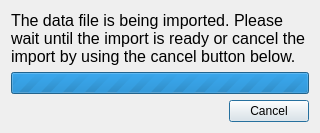
The window that qt/import_dialog.ui (rickstaa/CCDAT) describes before a commit, drawn with Qt 5.
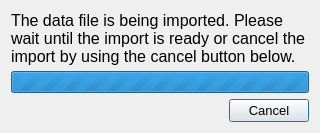
The same window after the commit.

The edit to the form file:
```diff
--- a/qt/import_dialog.ui
+++ b/qt/import_dialog.ui
@@ -50,6 +50,11 @@
    </item>
    <item row="4" column="0">
     <widget class="QDialogButtonBox" name="buttonBox">
+     <property name="font">
+      <font>
+       <pointsize>10</pointsize>
+      </font>
+     </property>
      <property name="orientation">
       <enum>Qt::Horizontal</enum>
      </property>
@@ -60,6 +65,11 @@
    </item>
    <item row="0" column="0">
     <widget class="QLabel" name="progress_header">
+     <property name="font">
+      <font>
+       <pointsize>10</pointsize>
+      </font>
+     </property>
      <property name="text">
       <string>&lt;html&gt;&lt;head/&gt;&lt;body&gt;&lt;p&gt;&lt;span style=&quot; font-size:12pt;&quot;&gt;The data file is being imported. Please wait until the import is ready or cancel the import by using the cancel button below.&lt;/span&gt;&lt;/p&gt;&lt;/body&gt;&lt;/html&gt;</string>
      </property>
```
